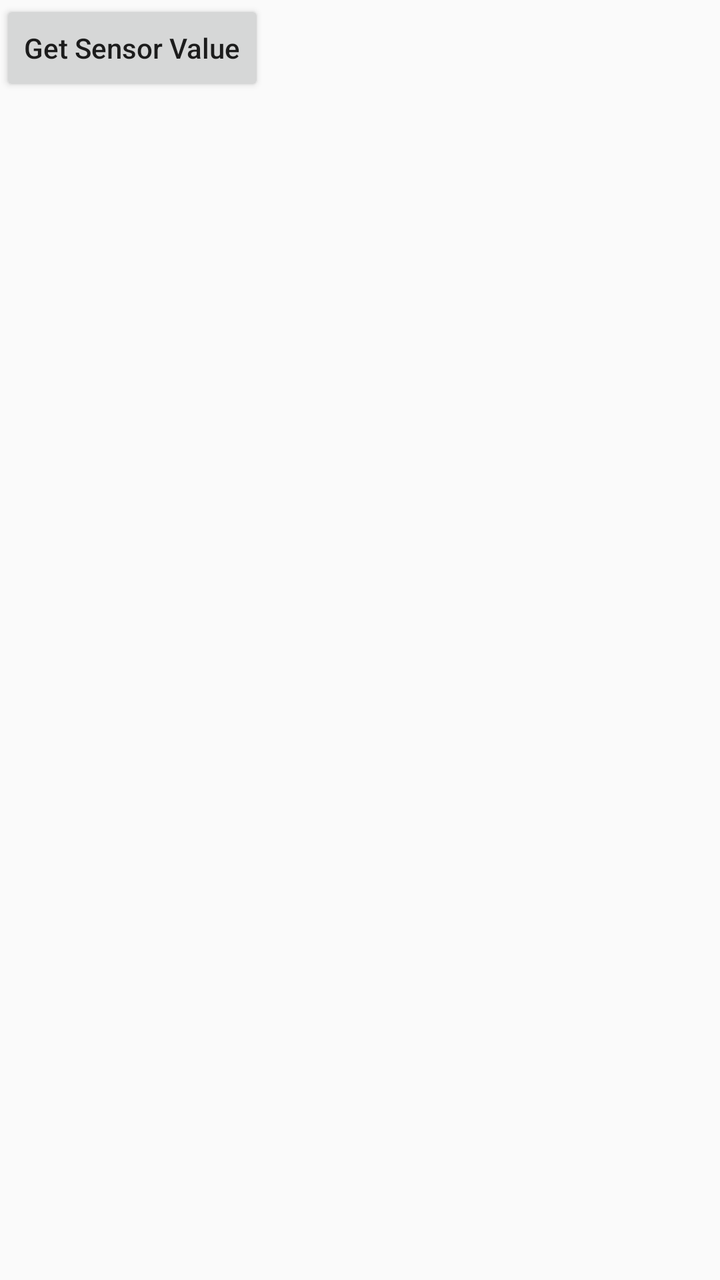
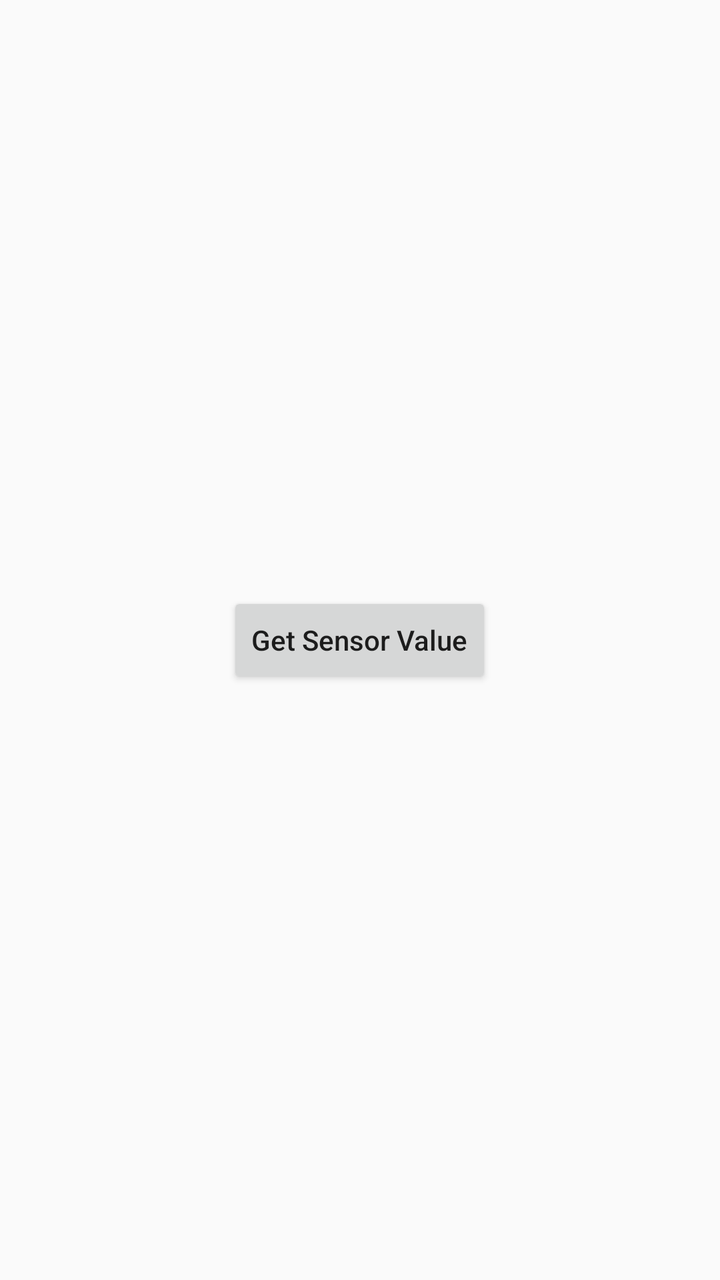

The first picture is an Android layout as it rendered before a commit; the second is the same layout after the commit. The layout source and the unified diff follow.
<!-- AndroidManifest.xml: application theme AppTheme -->
<!-- res/layout/activity_automatic.xml -->
<?xml version="1.0" encoding="utf-8"?>
<LinearLayout xmlns:android="http://schemas.android.com/apk/res/android"
    xmlns:app="http://schemas.android.com/apk/res-auto"
    xmlns:tools="http://schemas.android.com/tools"
    android:layout_width="match_parent"
    android:layout_height="match_parent"
    tools:context=".Automatic">

    <Button
        android:id="@+id/get"
        android:layout_width="wrap_content"
        android:layout_height="wrap_content"
        android:text="Get Sensor Value"
        android:textAllCaps="false"/>

</LinearLayout>
<!-- resources referenced by this layout -->
<resources>
  <style name="AppTheme" parent="Theme.AppCompat.Light.DarkActionBar">
          
          <item name="colorPrimary">@color/colorPrimary</item>
          <item name="colorPrimaryDark">@color/colorPrimaryDark</item>
          <item name="colorAccent">@color/colorAccent</item>
      </style>
  <color name="colorPrimary">#3F51B5</color>
  <color name="colorPrimaryDark">#303F9F</color>
  <color name="colorAccent">#000</color>
</resources>

<!-- the commit's change to res/layout/activity_automatic.xml (unified diff, before → after) -->
@@ -1,9 +1,9 @@
 <?xml version="1.0" encoding="utf-8"?>
 <LinearLayout xmlns:android="http://schemas.android.com/apk/res/android"
-    xmlns:app="http://schemas.android.com/apk/res-auto"
     xmlns:tools="http://schemas.android.com/tools"
     android:layout_width="match_parent"
     android:layout_height="match_parent"
+    android:gravity="center"
     tools:context=".Automatic">
 
     <Button
@@ -11,6 +11,6 @@
         android:layout_width="wrap_content"
         android:layout_height="wrap_content"
         android:text="Get Sensor Value"
-        android:textAllCaps="false"/>
+        android:textAllCaps="false" />
 
 </LinearLayout>
